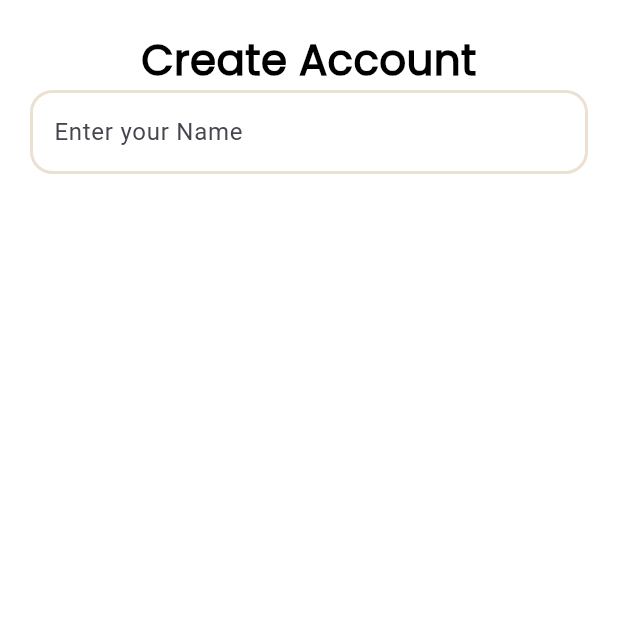
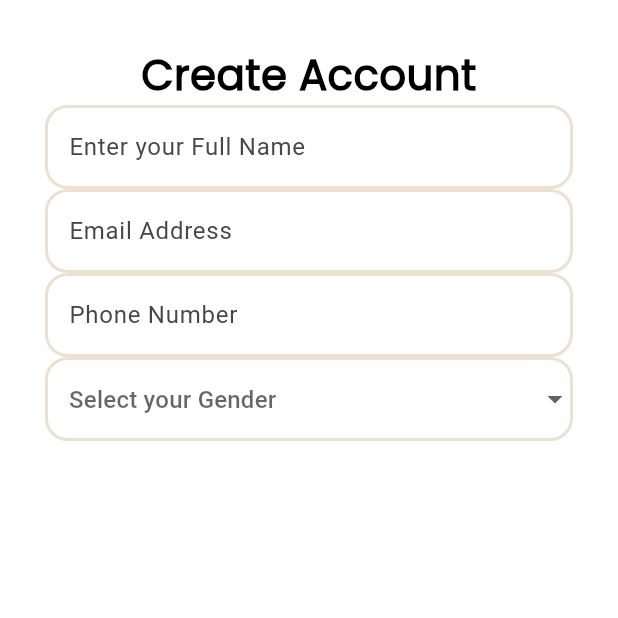
Before and after one commit to Naman2004singh/Fashion-App, a Flutter app: the screen it shows after launch, on a phone screen of 412 x 824 dp, the top half of it. Run offline on Flutter 3.47's test engine with Material 3 defaults, Android fonts, the phone set to English and light mode, and no system bars.

Commit message:
added the custom text field for selecting gender form the drop down

```diff
--- a/lib/config/constants/styles.dart
+++ b/lib/config/constants/styles.dart
@@ -13,4 +13,10 @@ class Styles {
       fontSize: 16.0,
       fontWeight: FontWeight.w500,
       color: AppColor.blackColor);
+
+  static TextStyle bodySmall = TextStyle(
+      fontFamily: "Helvetica",
+      fontSize: 16.0,
+      fontWeight: FontWeight.w500,
+      color: AppColor.blackColor);
 }
--- a/lib/views/registration/register.dart
+++ b/lib/views/registration/register.dart
@@ -1,7 +1,10 @@
 import 'package:fashion_app/config/constants/app_color.dart';
 import 'package:fashion_app/config/constants/app_constants.dart';
 import 'package:fashion_app/config/constants/styles.dart';
+import 'package:fashion_app/views/registration/widgets/email.dart';
 import 'package:fashion_app/views/registration/widgets/full_name.dart';
+import 'package:fashion_app/views/registration/widgets/gender.dart';
+import 'package:fashion_app/views/registration/widgets/phone_no.dart';
 import 'package:flutter/material.dart';
 
 class Register extends StatefulWidget {
@@ -28,7 +31,7 @@ class _RegisterState extends State<Register> {
       child: Scaffold(
         backgroundColor: AppColor.whiteColor,
         body: ListView(
-          padding: EdgeInsets.all(AppConstants.screenPadding),
+          padding: EdgeInsets.all(AppConstants.largePadding),
           children: [
             Text(
               "Create Account",
@@ -40,7 +43,12 @@ class _RegisterState extends State<Register> {
                 child: Column(
                   mainAxisAlignment: MainAxisAlignment.center,
                   crossAxisAlignment: CrossAxisAlignment.center,
-                  children: [FullName(nameFocusNode: nameFocusNode)],
+                  children: [
+                    FullName(nameFocusNode: nameFocusNode),
+                    Email(emailFocusNode: emailFocusNode),
+                    PhoneNo(phoneFocusNode: phoneFocusNode),
+                    Gender(genderFocusNode: genderFocusNode)
+                  ],
                 ))
           ],
         ),
--- a/lib/views/registration/widgets/email.dart
+++ b/lib/views/registration/widgets/email.dart
@@ -3,19 +3,19 @@ import 'package:fashion_app/config/constants/app_constants.dart';
 import 'package:flutter/material.dart';
 
 class Email extends StatelessWidget {
-  const Email({super.key, required this.emailFocuNode});
+  const Email({super.key, required this.emailFocusNode});
 
-  final FocusNode emailFocuNode;
+  final FocusNode emailFocusNode;
 
   @override
   Widget build(BuildContext context) {
     final textFieldBoderRadius = AppConstants.textBoxRadius;
     final textFieldBorderWidth = AppConstants.textFieldBorderWidth;
     return TextFormField(
-      keyboardType: TextInputType.name,
-      focusNode: emailFocuNode,
+      keyboardType: TextInputType.emailAddress,
+      focusNode: emailFocusNode,
       decoration: InputDecoration(
-        hintText: "Email",
+        hintText: "Email Address",
         enabled: true,
         enabledBorder: OutlineInputBorder(
             borderRadius: BorderRadius.circular(textFieldBoderRadius),
--- a/lib/views/registration/widgets/full_name.dart
+++ b/lib/views/registration/widgets/full_name.dart
@@ -15,7 +15,7 @@ class FullName extends StatelessWidget {
       keyboardType: TextInputType.name,
       focusNode: nameFocusNode,
       decoration: InputDecoration(
-        hintText: "Enter your Name",
+        hintText: "Enter your Full Name",
         enabled: true,
         enabledBorder: OutlineInputBorder(
             borderRadius: BorderRadius.circular(textFieldBoderRadius),
--- a/lib/views/registration/widgets/gender.dart
+++ b/lib/views/registration/widgets/gender.dart
@@ -0,0 +1,48 @@
+import 'package:fashion_app/config/constants/app_color.dart';
+import 'package:fashion_app/config/constants/app_constants.dart';
+import 'package:flutter/material.dart';
+
+class Gender extends StatelessWidget {
+  const Gender({super.key, required this.genderFocusNode});
+
+  final FocusNode genderFocusNode;
+
+  @override
+  Widget build(BuildContext context) {
+
+    String? selectGender;
+    final List<String> genderOptions = [
+    'Male',
+    'Female',
+    'Other',
+    'Prefer not to say',
+  ];
+    final textFieldBoderRadius = AppConstants.textBoxRadius;
+    final textFieldBorderWidth = AppConstants.textFieldBorderWidth;
+    return DropdownButtonFormField<String>(
+      value: selectGender,
+      focusNode: genderFocusNode,
+      items: genderOptions.map((e) => DropdownMenuItem(
+        value: e,
+      child:  Text(e))).toList(),
+     onChanged: (value) {
+
+     },
+     decoration: InputDecoration(
+        hintText: "Select your Gender",
+        enabled: true,
+        enabledBorder: OutlineInputBorder(
+            borderRadius: BorderRadius.circular(textFieldBoderRadius),
+            borderSide: BorderSide(color: AppColor.lightColor, width: textFieldBorderWidth)),
+        focusedBorder: OutlineInputBorder(
+            borderRadius: BorderRadius.circular(textFieldBoderRadius),
+            borderSide: BorderSide(color: AppColor.themeColor, width: textFieldBorderWidth)),
+        errorBorder: OutlineInputBorder(
+            borderRadius: BorderRadius.circular(textFieldBoderRadius),
+            borderSide: BorderSide(color: AppColor.redColor, width: textFieldBorderWidth)),
+        focusedErrorBorder: OutlineInputBorder(
+            borderRadius: BorderRadius.circular(textFieldBoderRadius),
+            borderSide: BorderSide(color: AppColor.lightredColor, width: textFieldBorderWidth)),
+      ),);
+  }
+}
--- a/lib/views/registration/widgets/phone_no.dart
+++ b/lib/views/registration/widgets/phone_no.dart
@@ -0,0 +1,41 @@
+import 'package:fashion_app/config/constants/app_color.dart';
+import 'package:fashion_app/config/constants/app_constants.dart';
+import 'package:flutter/material.dart';
+
+class PhoneNo extends StatelessWidget {
+  const PhoneNo({super.key, required this.phoneFocusNode});
+
+  final FocusNode phoneFocusNode;
+
+  @override
+  Widget build(BuildContext context) {
+    final textFieldBoderRadius = AppConstants.textBoxRadius;
+    final textFieldBorderWidth = AppConstants.textFieldBorderWidth;
+    return TextFormField(
+      keyboardType: TextInputType.phone,
+      focusNode: phoneFocusNode,
+      decoration: InputDecoration(
+        hintText: "Phone Number",
+        enabled: true,
+        enabledBorder: OutlineInputBorder(
+            borderRadius: BorderRadius.circular(textFieldBoderRadius),
+            borderSide: BorderSide(
+                color: AppColor.lightColor, width: textFieldBorderWidth)),
+        focusedBorder: OutlineInputBorder(
+            borderRadius: BorderRadius.circular(textFieldBoderRadius),
+            borderSide: BorderSide(
+                color: AppColor.themeColor, width: textFieldBorderWidth)),
+        errorBorder: OutlineInputBorder(
+            borderRadius: BorderRadius.circular(textFieldBoderRadius),
+            borderSide: BorderSide(
+                color: AppColor.redColor, width: textFieldBorderWidth)),
+        focusedErrorBorder: OutlineInputBorder(
+            borderRadius: BorderRadius.circular(textFieldBoderRadius),
+            borderSide: BorderSide(
+                color: AppColor.lightredColor, width: textFieldBorderWidth)),
+      ),
+      onChanged: (value) {},
+      validator: (value) {},
+    );
+  }
+}
--- a/pubspec.yaml
+++ b/pubspec.yaml
@@ -55,3 +55,6 @@ flutter:
     - family: Poppins
       fonts:
         - asset: assets/fonts/poppins.ttf
+    - family: Helvetica
+      fonts:
+        - asset: assets/fonts/Helvetica.ttf
```
Also changed, not shown: assets/fonts/Helvetica.ttf (added).
